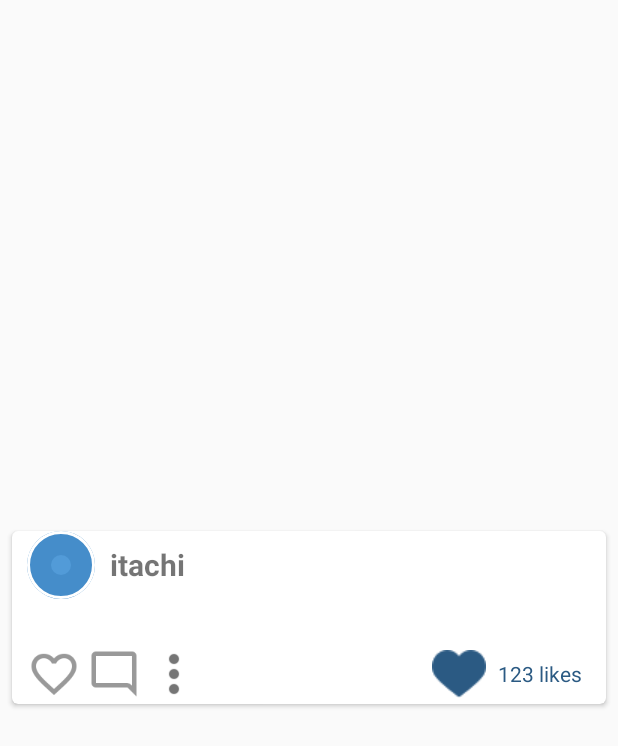
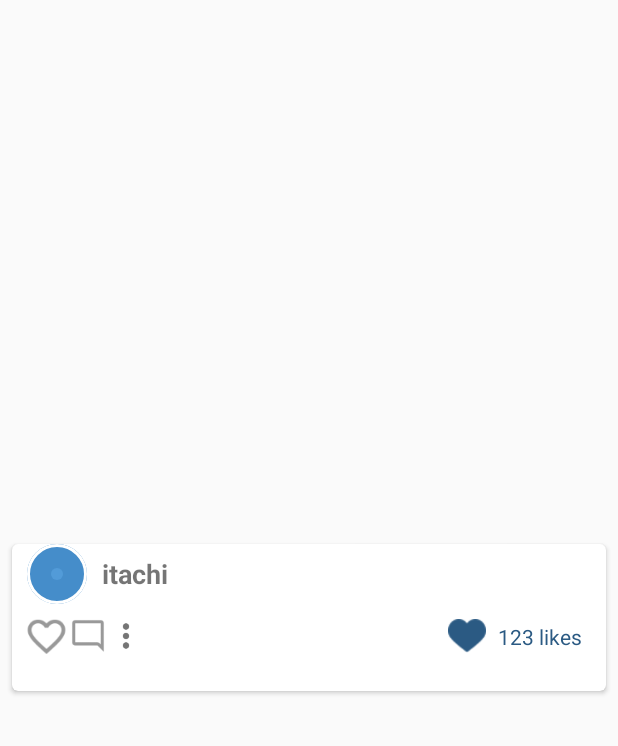
Before and after one commit to Sye7/SocialNetwork, an Android app: the layout item_feed.xml on its own in the app's theme, with its tools: preview values and no code run, on a phone screen of 412 x 824 dp. Shown: the top 746 px of the screen. Run offline under Robolectric (Android 15) with nearby library versions, the phone set to English and light mode, and no system bars; plain views replace SquareImageView; Roboto replaces fonts that are not available here.

Commit message:
uI improved

```diff
--- a/app/src/main/res/layout/activity_main.xml
+++ b/app/src/main/res/layout/activity_main.xml
@@ -4,6 +4,8 @@
     xmlns:tools="http://schemas.android.com/tools"
     android:layout_width="match_parent"
     android:layout_height="match_parent"
+
+
     android:background="#E0E0E0"
     tools:context=".MainActivity">
 
--- a/app/src/main/res/layout/item_feed.xml
+++ b/app/src/main/res/layout/item_feed.xml
@@ -19,10 +19,10 @@
             android:orientation="horizontal">
 
             <ImageView
-                android:layout_width="45dp"
+                android:layout_width="40dp"
                 android:layout_marginStart="10dp"
                 android:id="@+id/ivDpFeed"
-                android:layout_height="45dp"
+                android:layout_height="40dp"
                 android:src="@drawable/capture_pic" />
 
             <TextView
@@ -30,7 +30,7 @@
                 android:layout_width="wrap_content"
                 android:layout_gravity="center"
                 android:textStyle="bold"
-                android:textSize="20sp"
+                android:textSize="18sp"
                 android:fontFamily="@font/euphoria_script"
                 android:layout_marginStart="10dp"
                 android:layout_height="wrap_content"
@@ -42,7 +42,7 @@
         <RelativeLayout
             android:layout_width="wrap_content"
             android:clipChildren="false"
-            android:layout_marginTop="5dp"
+            android:layout_marginTop="3dp"
             android:layout_height="wrap_content">
 
             <com.theophrast.ui.widget.SquareImageView
@@ -50,7 +50,7 @@
                 android:layout_width="match_parent"
                 android:layout_height="0dp"
                 android:scaleType="centerCrop"
-                app:hwRatio="1.3" />
+                app:hwRatio="1.178" />
 
 
             <View
@@ -74,16 +74,6 @@
         </RelativeLayout>
 
 
-        <TextView
-            android:id="@+id/ivFeedBottom"
-            android:layout_marginTop="2dp"
-            android:layout_marginStart="8dp"
-            android:layout_marginEnd="10dp"
-            android:textStyle="bold"
-            android:maxLines="2"
-            android:textAlignment="textStart"
-            android:layout_width="match_parent"
-            android:layout_height="wrap_content" />
 
         <LinearLayout
             android:layout_width="match_parent"
@@ -94,22 +84,27 @@
 
             <ImageButton
                 android:id="@+id/btnLike"
-                android:layout_width="40dp"
-                android:layout_height="40dp"
+                android:layout_width="30dp"
+                android:layout_height="30dp"
+                android:scaleType="centerInside"
+                android:layout_gravity="center"
                 android:background="@drawable/btn_feed_action"
                 android:src="@mipmap/ic_heart_outline_grey" />
 
             <ImageButton
                 android:id="@+id/btnComments"
-                android:layout_width="40dp"
-                android:layout_height="40dp"
+                android:layout_width="25dp"
+                android:layout_gravity="center"
+                android:layout_height="25dp"
+                android:scaleType="centerInside"
                 android:background="@drawable/btn_feed_action"
                 android:src="@mipmap/ic_comment_outline_grey" />
 
             <ImageButton
                 android:id="@+id/btnMore"
-                android:layout_width="40dp"
-                android:layout_height="40dp"
+                android:layout_width="25dp"
+                android:layout_gravity="center"
+                android:layout_height="25dp"
                 android:scaleType="centerCrop"
                 android:background="@drawable/btn_feed_action"
                 android:src="@drawable/ic_more_grey" />
@@ -121,9 +116,10 @@
                 android:gravity="center_vertical|end">
 
                 <ImageView
-                    android:layout_width="wrap_content"
+                    android:layout_width="25dp"
                     android:id="@+id/profileHeart"
-                    android:layout_height="wrap_content"
+                    android:layout_height="25dp"
+                    android:scaleType="centerInside"
                     android:src="@drawable/ic_heart_small_blue" />
 
                 <TextSwitcher
@@ -153,7 +149,16 @@
         </LinearLayout>
 
 
-
+        <TextView
+            android:id="@+id/ivFeedBottom"
+            android:layout_marginTop="2dp"
+            android:layout_marginStart="8dp"
+            android:layout_marginEnd="10dp"
+            android:textStyle="bold"
+            android:maxLines="2"
+            android:textAlignment="textStart"
+            android:layout_width="match_parent"
+            android:layout_height="wrap_content" />
 
     </LinearLayout>
 
```
Also changed, not shown: app/src/main/java/com/example/socialnetwork/MainActivity.java (+33 -51 lines), app/src/main/java/com/example/socialnetwork/UserProfileActivity.java (+21 -43 lines), app/src/main/java/com/example/socialnetwork/swipe_listener/OnSwipeListener.java (+7 -1 lines), app/src/main/res/layout/activity_user_profile.xml (+29 -87 lines).
